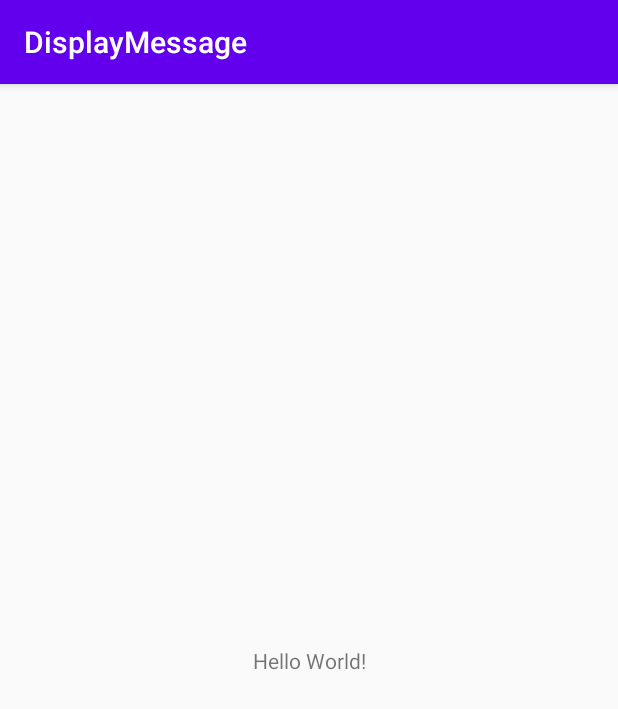
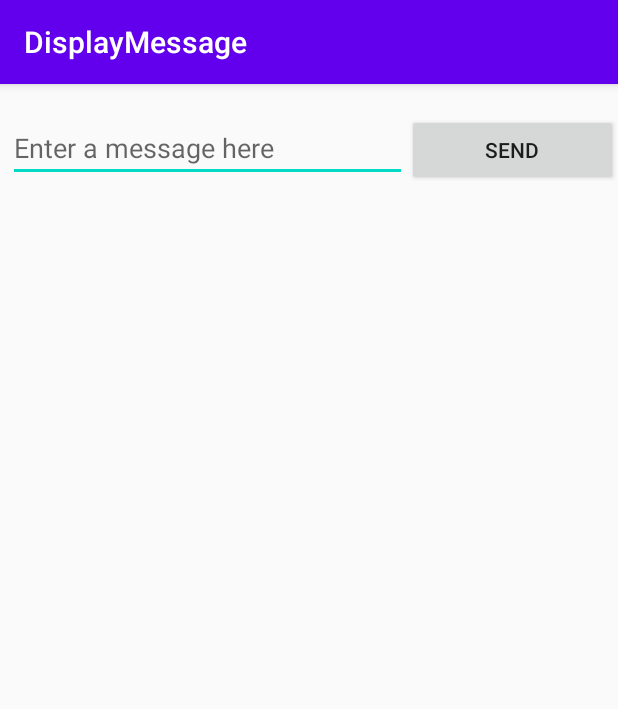
Before and after one commit to Thanukshi/LabWork03, an Android app: the screen it shows after launch (MainActivity), on a phone screen of 412 x 824 dp. Shown: the top 709 px of the screen. Run offline under Robolectric (Android 15) with nearby library versions, the phone set to English and light mode, and no system bars.

Commit message:
Display Message

```diff
--- a/app/src/main/res/layout/activity_main.xml
+++ b/app/src/main/res/layout/activity_main.xml
@@ -6,13 +6,32 @@
     android:layout_height="match_parent"
     tools:context=".MainActivity">
 
-    <TextView
-        android:layout_width="wrap_content"
-        android:layout_height="wrap_content"
-        android:text="Hello World!"
+    <LinearLayout
+        android:layout_width="match_parent"
+        android:layout_height="match_parent"
+        android:orientation="horizontal"
         app:layout_constraintBottom_toBottomOf="parent"
-        app:layout_constraintLeft_toLeftOf="parent"
-        app:layout_constraintRight_toRightOf="parent"
-        app:layout_constraintTop_toTopOf="parent" />
+        app:layout_constraintEnd_toEndOf="parent"
+        app:layout_constraintStart_toStartOf="parent"
+        app:layout_constraintTop_toTopOf="parent">
 
+        <EditText
+            android:layout_marginLeft="5dp"
+            android:id="@+id/editText"
+            android:layout_width="wrap_content"
+            android:layout_height="wrap_content"
+            android:layout_weight="1"
+            android:ems="10"
+            android:inputType="textPersonName"
+            android:hint="@string/hint"
+            android:layout_marginTop="20dp"/>
+
+        <Button
+            android:id="@+id/button"
+            android:layout_width="wrap_content"
+            android:layout_height="wrap_content"
+            android:layout_weight="1"
+            android:text="@string/btn"
+            android:layout_marginTop="20dp"/>
+    </LinearLayout>
 </androidx.constraintlayout.widget.ConstraintLayout>
--- a/app/src/main/res/values/strings.xml
+++ b/app/src/main/res/values/strings.xml
@@ -1,3 +1,5 @@
 <resources>
     <string name="app_name">DisplayMessage</string>
+    <string name="btn">Send</string>
+    <string name="hint">Enter a message here</string>
 </resources>
```
Also changed, not shown: app/src/main/java/com/example/displaymessage/MainActivity.java (+220 -0 lines).
